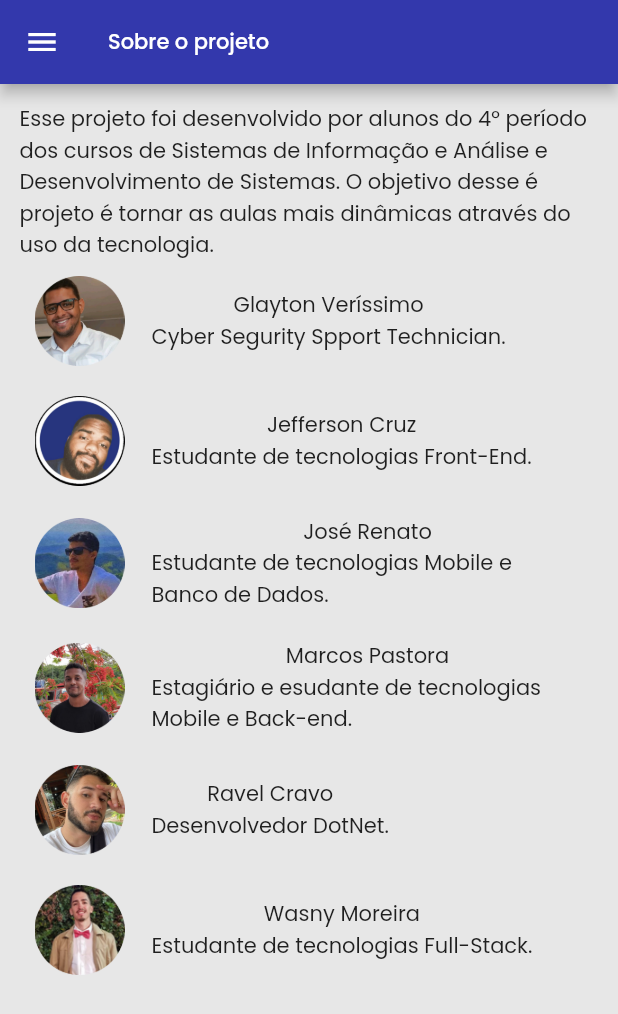
After one commit to marcospastora1/quiz_app, a Flutter app: the AboutScreen screen opened by its route, on a phone screen of 412 x 824 dp. The commit adds this screen. Shown: the top 1014 px of the screen. Run offline on Flutter 3.47's test engine with Material 2 defaults, Android fonts, the phone set to English and light mode, and no system bars; our stand-ins replace auto_size_text, get, get_storage, google_fonts, logger, screenshot and 1 more; accounts and stored records are empty.

Commit message:
criando a tela sobre

```diff
--- a/lib/domain/core/constants/assets.constants.dart
+++ b/lib/domain/core/constants/assets.constants.dart
@@ -1,6 +1,7 @@
 abstract class AssetsConstants {
   static const _pathImages = 'assets/images';
   static const _pathImagesV2 = 'assets/images/v2';
+  static const _pathImagesComponents = 'assets/images/componentes';
 
   static const String ciencias = '$_pathImages/ciencias.jpg';
   static const String historia = '$_pathImages/historia.jpg';
@@ -17,4 +18,11 @@ abstract class AssetsConstants {
   static const String geraisV2 = '$_pathImagesV2/gerais.jpg';
   static const String logo = '$_pathImagesV2/logo.png';
   static const String alerta = '$_pathImagesV2/alerta.png';
+
+  static const String glayton = '$_pathImagesComponents/glayton.png';
+  static const String jefferson = '$_pathImagesComponents/jefferson.png';
+  static const String jose = '$_pathImagesComponents/jose.png';
+  static const String marcos = '$_pathImagesComponents/marcos.png';
+  static const String ravel = '$_pathImagesComponents/ravel.png';
+  static const String wasny = '$_pathImagesComponents/wasny.png';
 }
--- /dev/null
+++ b/lib/infracstructure/navigation/bindings/controllers/about.controller.binding.dart
@@ -0,0 +1,9 @@
+import 'package:get/get.dart';
+import 'package:quiz_app/presentation/about/controllers/about.controller.dart';
+
+class AboutControllerBinding extends Bindings {
+  @override
+  void dependencies() {
+    Get.lazyPut<AboutController>(() => AboutController());
+  }
+}
--- a/lib/infracstructure/navigation/bindings/controllers/controllers_bindings.dart
+++ b/lib/infracstructure/navigation/bindings/controllers/controllers_bindings.dart
@@ -1,3 +1,4 @@
 export 'quiz.controller.binding.dart';
 export 'home.controller.binding.dart';
 export 'ranking.controller_bingind.dart';
+export 'about.controller.binding.dart';
--- a/lib/infracstructure/navigation/navigation.dart
+++ b/lib/infracstructure/navigation/navigation.dart
@@ -1,4 +1,5 @@
 import 'package:get/get.dart';
+import 'package:quiz_app/presentation/about/about.screen.dart';
 import 'package:quiz_app/presentation/home/home.screen.dart';
 import 'package:quiz_app/presentation/quiz/quiz.screen.dart';
 import 'package:quiz_app/presentation/ranking/ranking.screen.dart';
@@ -23,5 +24,10 @@ class Nav {
       page: () => RankingScreen(),
       binding: RankingControllerBinding(),
     ),
+    GetPage(
+      name: Routes.about,
+      page: () => AboutScreen(),
+      binding: AboutControllerBinding(),
+    ),
   ];
 }
--- a/lib/infracstructure/navigation/routes.dart
+++ b/lib/infracstructure/navigation/routes.dart
@@ -6,4 +6,5 @@ class Routes {
   static const home = '/home';
   static const quiz = '/quiz';
   static const ranking = '/ranking';
+  static const about = '/about';
 }
--- /dev/null
+++ b/lib/presentation/about/about.screen.dart
@@ -0,0 +1,27 @@
+import 'package:flutter/material.dart';
+import 'package:get/get.dart';
+import 'package:google_fonts/google_fonts.dart';
+import 'package:quiz_app/presentation/about/controllers/about.controller.dart';
+import 'package:quiz_app/presentation/about/widgets/components_list.widget.dart';
+import 'package:quiz_app/presentation/shared/drawer/drawer.widget.dart';
+
+class AboutScreen extends GetView<AboutController> {
+  @override
+  Widget build(BuildContext context) {
+    return Scaffold(
+      backgroundColor: const Color(0xFFE7E7E7),
+      appBar: AppBar(
+        title: Text(
+          'Sobre o projeto',
+          style: GoogleFonts.poppins(fontSize: 14),
+        ),
+        backgroundColor: const Color(0xFF3338AC),
+      ),
+      drawer: DrawerWidget(),
+      body: Padding(
+        padding: const EdgeInsets.all(13),
+        child: ComponentsListWidget(),
+      ),
+    );
+  }
+}
--- /dev/null
+++ b/lib/presentation/about/controllers/about.controller.dart
@@ -0,0 +1,3 @@
+import 'package:get/get.dart';
+
+class AboutController extends GetxController {}
--- /dev/null
+++ b/lib/presentation/about/widgets/components_list.widget.dart
@@ -0,0 +1,90 @@
+import 'package:flutter/material.dart';
+import 'package:google_fonts/google_fonts.dart';
+import 'package:quiz_app/domain/core/constants/assets.constants.dart';
+
+class ComponentsListWidget extends StatelessWidget {
+  @override
+  Widget build(BuildContext context) {
+    return ListView(
+      children: [
+        Text(
+          'Esse projeto foi desenvolvido por alunos do 4° período dos cursos de Sistemas de Informação e Análise e Desenvolvimento de Sistemas. O objetivo desse é projeto é tornar as aulas mais dinâmicas através do uso da tecnologia.',
+          style: GoogleFonts.poppins(fontWeight: FontWeight.w400),
+        ),
+        const _ComponentItem(
+          imagem: AssetsConstants.glayton,
+          nome: 'Glayton Veríssimo',
+          descricao: 'Cyber Segurity Spport Technician.',
+        ),
+        const _ComponentItem(
+          imagem: AssetsConstants.jefferson,
+          nome: 'Jefferson Cruz',
+          descricao: 'Estudante de tecnologias Front-End.',
+        ),
+        const _ComponentItem(
+          imagem: AssetsConstants.jose,
+          nome: 'José Renato',
+          descricao: 'Estudante de tecnologias Mobile e Banco de Dados.',
+        ),
+        const _ComponentItem(
+          imagem: AssetsConstants.marcos,
+          nome: 'Marcos Pastora',
+          descricao: 'Estagiário e esudante de tecnologias Mobile e Back-end.',
+        ),
+        const _ComponentItem(
+          imagem: AssetsConstants.ravel,
+          nome: 'Ravel Cravo',
+          descricao: 'Desenvolvedor DotNet.',
+        ),
+        const _ComponentItem(
+          imagem: AssetsConstants.wasny,
+          nome: 'Wasny Moreira',
+          descricao: 'Estudante de tecnologias Full-Stack.',
+        ),
+      ],
+    );
+  }
+}
+
+class _ComponentItem extends StatelessWidget {
+  final String imagem, nome, descricao;
+
+  const _ComponentItem({
+    required this.imagem,
+    required this.nome,
+    required this.descricao,
+  });
+
+  @override
+  Widget build(BuildContext context) {
+    return Padding(
+      padding: const EdgeInsets.all(10),
+      child: Row(
+        children: [
+          Image.asset(
+            imagem,
+            width: 60,
+            height: 60,
+          ),
+          const SizedBox(width: 18),
+          Flexible(
+            child: Column(
+              children: [
+                Text(
+                  nome,
+                  textAlign: TextAlign.center,
+                  style: GoogleFonts.poppins(),
+                ),
+                Text(
+                  descricao,
+                  textAlign: TextAlign.left,
+                  style: GoogleFonts.poppins(),
+                ),
+              ],
+            ),
+          ),
+        ],
+      ),
+    );
+  }
+}
--- a/lib/presentation/shared/drawer/drawer.widget.dart
+++ b/lib/presentation/shared/drawer/drawer.widget.dart
@@ -23,12 +23,19 @@ class DrawerWidget extends GetView<HomeController> {
                 ),
                 const SizedBox(height: 15),
                 ItemMenuWidget(
+                  label: 'Inicio',
+                  onTap: () => Navigator.of(context).pushNamedAndRemoveUntil(
+                    Routes.home,
+                    (route) => false,
+                  ),
+                ),
+                ItemMenuWidget(
                   label: 'Ranking geral',
                   onTap: () => Get.toNamed(Routes.ranking),
                 ),
                 ItemMenuWidget(
                   label: 'Sobre o projeto',
-                  onTap: () {},
+                  onTap: () => Get.toNamed(Routes.about),
                 ),
                 const Spacer(),
               ],
--- a/pubspec.yaml
+++ b/pubspec.yaml
@@ -39,3 +39,4 @@ flutter:
   assets:
     - assets/images/
     - assets/images/v2/
+    - assets/images/componentes/
```
Also changed, not shown: assets/images/componentes/glayton.png (added), assets/images/componentes/jefferson.png (added), assets/images/componentes/jose.png (added), assets/images/componentes/marcos.png (added), assets/images/componentes/ravel.png (added), assets/images/componentes/wasny.png (added).
